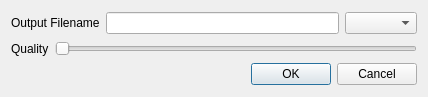
Before: the Qt Designer form fluss/apps/organizer/edit_transcode_picture_target.ui in cmpute/Fluss, drawn with Qt 5.
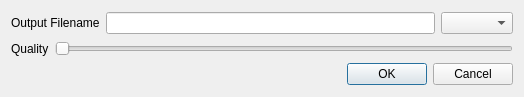
After: the same form once the commit is applied.

Commit message: Implement targets and add temporary option

Patch:
```diff
--- a/fluss/apps/organizer/edit_transcode_picture_target.ui
+++ b/fluss/apps/organizer/edit_transcode_picture_target.ui
@@ -6,10 +6,16 @@
    <rect>
     <x>0</x>
     <y>0</y>
-    <width>428</width>
+    <width>524</width>
     <height>97</height>
    </rect>
   </property>
+  <property name="maximumSize">
+   <size>
+    <width>16777215</width>
+    <height>97</height>
+   </size>
+  </property>
   <property name="windowTitle">
    <string>Edit picture transcoding target properties</string>
   </property>
```
The commit also changes 7 other files.
